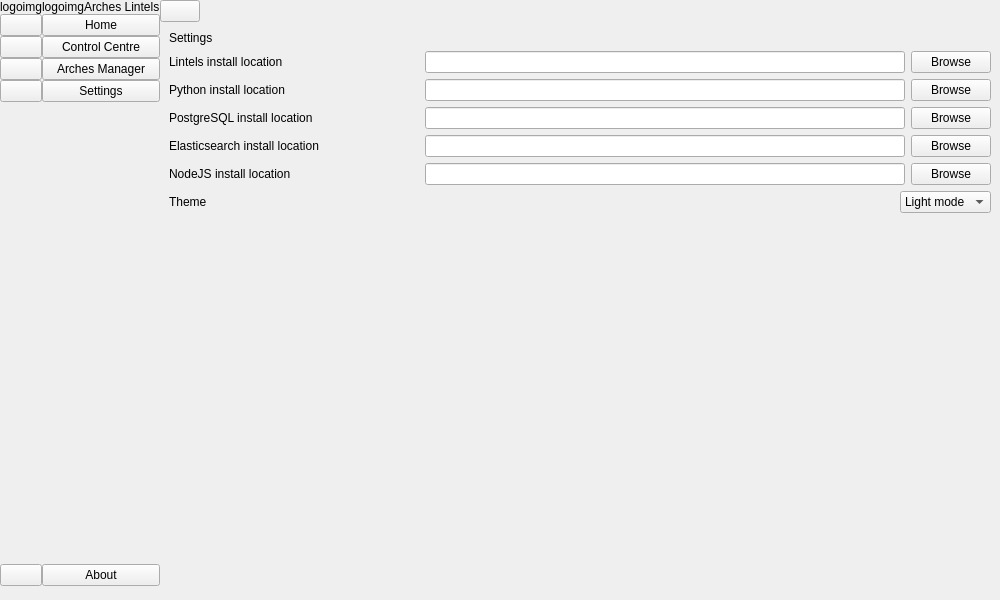
The window that arches_lintels/ui/ui_mainwindow.ui (k-int/arches-lintels) describes before a commit, drawn with Qt 5.
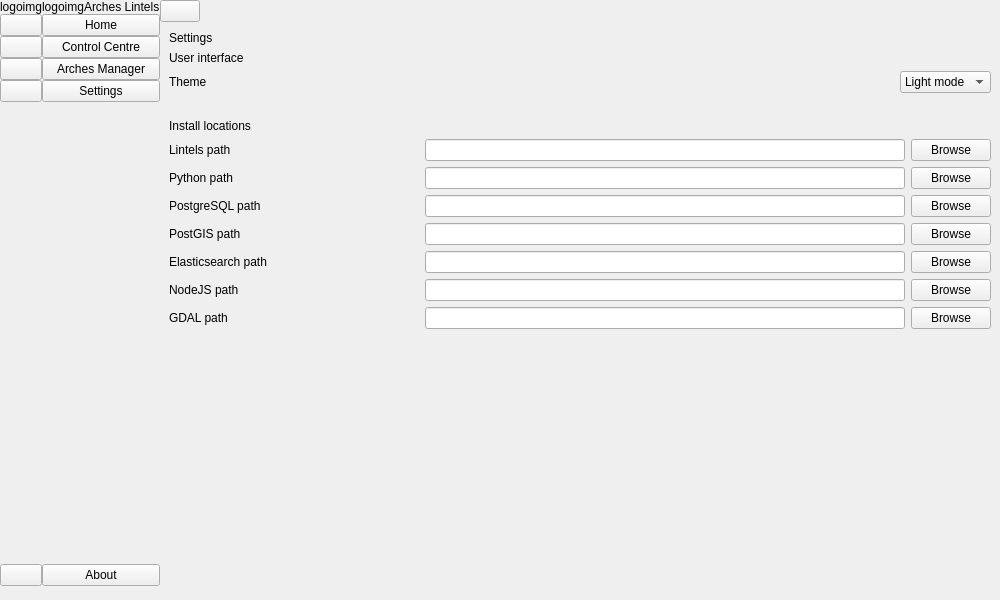
The same window after the commit.

Commit message: Update settings UI, add helper function for updating settings with new keys

```diff
--- a/arches_lintels/ui/ui_mainwindow.ui
+++ b/arches_lintels/ui/ui_mainwindow.ui
@@ -400,7 +400,81 @@
            <item>
             <layout class="QVBoxLayout" name="verticalLayout_6">
              <item>
-              <layout class="QHBoxLayout" name="horizontalLayout_4">
+              <widget class="QLabel" name="uiLabel">
+               <property name="text">
+                <string>User interface</string>
+               </property>
+              </widget>
+             </item>
+             <item>
+              <layout class="QHBoxLayout" name="themeLayout">
+               <item>
+                <widget class="QLabel" name="label_8">
+                 <property name="text">
+                  <string>Theme</string>
+                 </property>
+                </widget>
+               </item>
+               <item>
+                <spacer name="horizontalSpacer_5">
+                 <property name="orientation">
+                  <enum>Qt::Orientation::Horizontal</enum>
+                 </property>
+                 <property name="sizeHint" stdset="0">
+                  <size>
+                   <width>40</width>
+                   <height>20</height>
+                  </size>
+                 </property>
+                </spacer>
+               </item>
+               <item>
+                <widget class="QComboBox" name="themeCombo">
+                 <item>
+                  <property name="text">
+                   <string>Light mode</string>
+                  </property>
+                 </item>
+                 <item>
+                  <property name="text">
+                   <string>Dark mode</string>
+                  </property>
+                 </item>
+                 <item>
+                  <property name="text">
+                   <string>Automatic</string>
+                  </property>
+                 </item>
+                </widget>
+               </item>
+              </layout>
+             </item>
+            </layout>
+           </item>
+           <item>
+            <spacer name="horizontalSpacer">
+             <property name="orientation">
+              <enum>Qt::Orientation::Horizontal</enum>
+             </property>
+             <property name="sizeHint" stdset="0">
+              <size>
+               <width>40</width>
+               <height>20</height>
+              </size>
+             </property>
+            </spacer>
+           </item>
+           <item>
+            <layout class="QVBoxLayout" name="installDirsLayout">
+             <item>
+              <widget class="QLabel" name="installDirsLabel">
+               <property name="text">
+                <string>Install locations</string>
+               </property>
+              </widget>
+             </item>
+             <item>
+              <layout class="QHBoxLayout" name="lintelsLayout">
                <item>
                 <widget class="QLabel" name="label_4">
                  <property name="minimumSize">
@@ -410,7 +484,7 @@
                   </size>
                  </property>
                  <property name="text">
-                  <string>Lintels install location</string>
+                  <string>Lintels path</string>
                  </property>
                 </widget>
                </item>
@@ -431,7 +505,7 @@
               </layout>
              </item>
              <item>
-              <layout class="QHBoxLayout" name="horizontalLayout_5">
+              <layout class="QHBoxLayout" name="pythonLayout">
                <item>
                 <widget class="QLabel" name="label_6">
                  <property name="minimumSize">
@@ -441,7 +515,7 @@
                   </size>
                  </property>
                  <property name="text">
-                  <string>Python install location</string>
+                  <string>Python path</string>
                  </property>
                 </widget>
                </item>
@@ -462,7 +536,7 @@
               </layout>
              </item>
              <item>
-              <layout class="QHBoxLayout" name="horizontalLayout_10">
+              <layout class="QHBoxLayout" name="postgresLayout">
                <item>
                 <widget class="QLabel" name="label_9">
                  <property name="minimumSize">
@@ -472,7 +546,7 @@
                   </size>
                  </property>
                  <property name="text">
-                  <string>PostgreSQL install location</string>
+                  <string>PostgreSQL path</string>
                  </property>
                 </widget>
                </item>
@@ -489,7 +563,34 @@
               </layout>
              </item>
              <item>
-              <layout class="QHBoxLayout" name="horizontalLayout_6">
+              <layout class="QHBoxLayout" name="postgisLayout">
+               <item>
+                <widget class="QLabel" name="label_12">
+                 <property name="minimumSize">
+                  <size>
+                   <width>250</width>
+                   <height>0</height>
+                  </size>
+                 </property>
+                 <property name="text">
+                  <string>PostGIS path</string>
+                 </property>
+                </widget>
+               </item>
+               <item>
+                <widget class="QLineEdit" name="filePathPostgis"/>
+               </item>
+               <item>
+                <widget class="QPushButton" name="fileBrowsePostgis">
+                 <property name="text">
+                  <string>Browse</string>
+                 </property>
+                </widget>
+               </item>
+              </layout>
+             </item>
+             <item>
+              <layout class="QHBoxLayout" name="elasticLayout">
                <item>
                 <widget class="QLabel" name="label_7">
                  <property name="minimumSize">
@@ -499,7 +600,7 @@
                   </size>
                  </property>
                  <property name="text">
-                  <string>Elasticsearch install location</string>
+                  <string>Elasticsearch path</string>
                  </property>
                 </widget>
                </item>
@@ -520,7 +621,7 @@
               </layout>
              </item>
              <item>
-              <layout class="QHBoxLayout" name="horizontalLayout_11">
+              <layout class="QHBoxLayout" name="nodejsLayout">
                <item>
                 <widget class="QLabel" name="label_10">
                  <property name="minimumSize">
@@ -530,7 +631,7 @@
                   </size>
                  </property>
                  <property name="text">
-                  <string>NodeJS install location</string>
+                  <string>NodeJS path</string>
                  </property>
                 </widget>
                </item>
@@ -547,44 +648,28 @@
               </layout>
              </item>
              <item>
-              <layout class="QHBoxLayout" name="horizontalLayout_7">
+              <layout class="QHBoxLayout" name="gdalLayout">
                <item>
-                <widget class="QLabel" name="label_8">
-                 <property name="text">
-                  <string>Theme</string>
-                 </property>
-                </widget>
-               </item>
-               <item>
-                <spacer name="horizontalSpacer_5">
-                 <property name="orientation">
-                  <enum>Qt::Orientation::Horizontal</enum>
-                 </property>
-                 <property name="sizeHint" stdset="0">
+                <widget class="QLabel" name="label_13">
+                 <property name="minimumSize">
                   <size>
-                   <width>40</width>
-                   <height>20</height>
+                   <width>250</width>
+                   <height>0</height>
                   </size>
                  </property>
-                </spacer>
+                 <property name="text">
+                  <string>GDAL path</string>
+                 </property>
+                </widget>
                </item>
                <item>
-                <widget class="QComboBox" name="comboBox">
-                 <item>
-                  <property name="text">
-                   <string>Light mode</string>
-                  </property>
-                 </item>
-                 <item>
-                  <property name="text">
-                   <string>Dark mode</string>
-                  </property>
-                 </item>
-                 <item>
-                  <property name="text">
-                   <string>Automatic</string>
-                  </property>
-                 </item>
+                <widget class="QLineEdit" name="filePathGdal"/>
+               </item>
+               <item>
+                <widget class="QPushButton" name="fileBrowseGdal">
+                 <property name="text">
+                  <string>Browse</string>
+                 </property>
                 </widget>
                </item>
               </layout>
```
Left out of the diff: 2 changed lines with no effect on the pictures. The commit also changes 6 other files.
